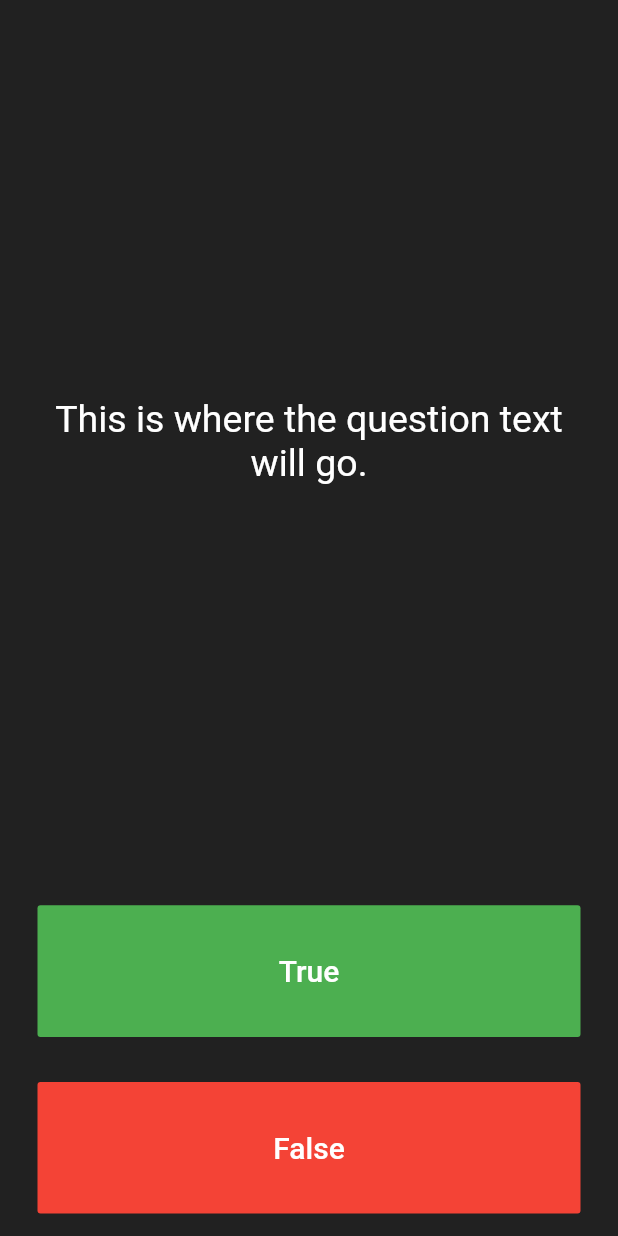
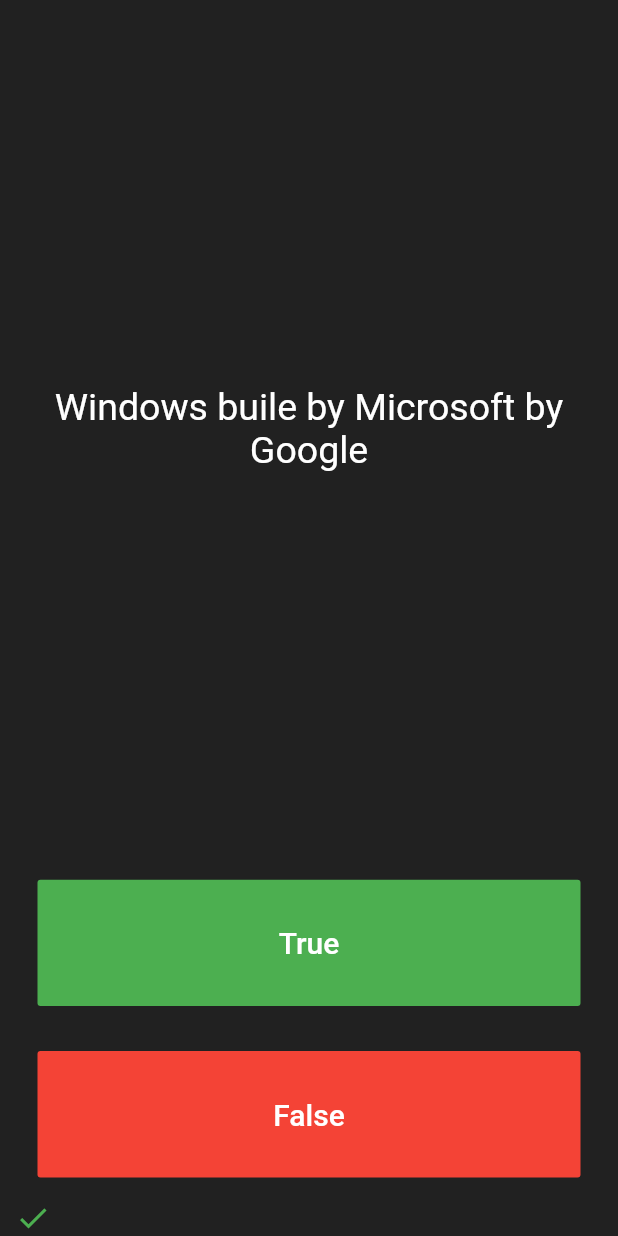
Before and after one commit to Nakhim/rec, a Flutter app: the screen it shows after launch, after a tap on "True", on a phone screen of 412 x 824 dp. Run offline on Flutter 3.47's test engine with Material 2 defaults, Android fonts, the phone set to English and light mode, and no system bars; our stand-ins replace rflutter_alert.

Commit message:
add class

```diff
--- a/quizzler_flutter_project/lib/main.dart
+++ b/quizzler_flutter_project/lib/main.dart
@@ -1,7 +1,8 @@
 import 'package:flutter/material.dart';
-
+import 'package:quizzler/questionStore.dart';
+import 'package:rflutter_alert/rflutter_alert.dart';
 void main() => runApp(Quizzler());
-
+QuestionStore question =  QuestionStore();
 class Quizzler extends StatelessWidget {
   @override
   Widget build(BuildContext context) {
@@ -25,11 +26,48 @@ class QuizPage extends StatefulWidget {
 }
 
 class _QuizPageState extends State<QuizPage> {
-  List<String> quesstion = [
-    'Flutter Develoment by Google',
-    'Windows buile by Microsoft'
-    'OS App develoment by Microsoft'
-  ];
+  List<Icon> listIcon = [];
+  void _checkAnswer(bool answer){
+    setState(() {
+      if(!(question.getIndexOfQuestion() < listIcon.length)) {
+        if (answer == question.getCorrectAnswer()) {
+          print("get rigth answer ${question.getIndexOfQuestion()} ");
+          listIcon.add(Icon(Icons.check, color: Colors.green,));
+        } else {
+          listIcon.add(Icon(Icons.close, color: Colors.red,));
+          print("get not correct answer");
+        }
+        question.nextQuestion();
+      }else {
+        confim();
+      }
+    });
+  }
+
+  void confim(){
+     Alert(
+      context: context,
+      type: AlertType.error,
+      title: "Waning",
+      desc: "The Quiz is already Thank you ! check again ? .",
+      buttons: [
+        DialogButton(
+          child: Text(
+            "OK",
+            style: TextStyle(color: Colors.white, fontSize: 20),
+          ),
+          onPressed: (){
+            setState(() {
+              listIcon = [];
+              question.setIndexOfQuestion(0);
+            });
+            Navigator.pop(context);
+          },
+          width: 120,
+        )
+      ],
+    ).show();
+  }
   @override
   Widget build(BuildContext context) {
     return Column(
@@ -42,7 +80,7 @@ class _QuizPageState extends State<QuizPage> {
             padding: EdgeInsets.all(10.0),
             child: Center(
               child: Text(
-                'This is where the question text will go.',
+                question.getQuestion(),
                 textAlign: TextAlign.center,
                 style: TextStyle(
                   fontSize: 25.0,
@@ -66,8 +104,8 @@ class _QuizPageState extends State<QuizPage> {
                 ),
               ),
               onPressed: () {
-                //The user picked true.
-              },
+                _checkAnswer(true);
+                },
             ),
           ),
         ),
@@ -84,12 +122,15 @@ class _QuizPageState extends State<QuizPage> {
                 ),
               ),
               onPressed: () {
-                //The user picked false.
-              },
+                _checkAnswer(false);
+                },
             ),
           ),
         ),
-        //TODO: Add a Row here as your score keeper
+        new Wrap(
+          direction: Axis.horizontal,
+          children: listIcon,
+        ),
       ],
     );
   }
--- /dev/null
+++ b/quizzler_flutter_project/lib/question.dart
@@ -0,0 +1,5 @@
+class Question {
+  String questionTex;
+  bool questionAnswer;
+  Question(this.questionTex, this.questionAnswer);
+}
--- /dev/null
+++ b/quizzler_flutter_project/lib/questionStore.dart
@@ -0,0 +1,35 @@
+import 'package:quizzler/question.dart';
+
+class QuestionStore{
+  int indexOfQuestion = 0;
+
+  QuestionStore();
+
+  List<Question> _listQuestion = [
+    Question('Flutter Develoment by Google', true),
+    Question('Windows buile by Microsoft by Google', true),
+    Question('OS App develoment by Microsoft', false)
+  ];
+
+  void nextQuestion(){
+    if(indexOfQuestion < _listQuestion.length - 1){
+      indexOfQuestion++;
+    }
+  }
+
+  int getIndexOfQuestion(){
+    return indexOfQuestion;
+  }
+
+  void setIndexOfQuestion(int index){
+    this.indexOfQuestion = index;
+  }
+
+  String getQuestion(){
+    return _listQuestion[indexOfQuestion].questionTex;
+  }
+
+  bool getCorrectAnswer(){
+    return _listQuestion[indexOfQuestion].questionAnswer;
+  }
+}
--- a/quizzler_flutter_project/pubspec.yaml
+++ b/quizzler_flutter_project/pubspec.yaml
@@ -19,6 +19,7 @@ dependencies:
   # The following adds the Cupertino Icons font to your application.
   # Use with the CupertinoIcons class for iOS style icons.
   cupertino_icons: ^0.1.2
+  rflutter_alert: ^1.0.2
 
 dev_dependencies:
   flutter_test:
```
